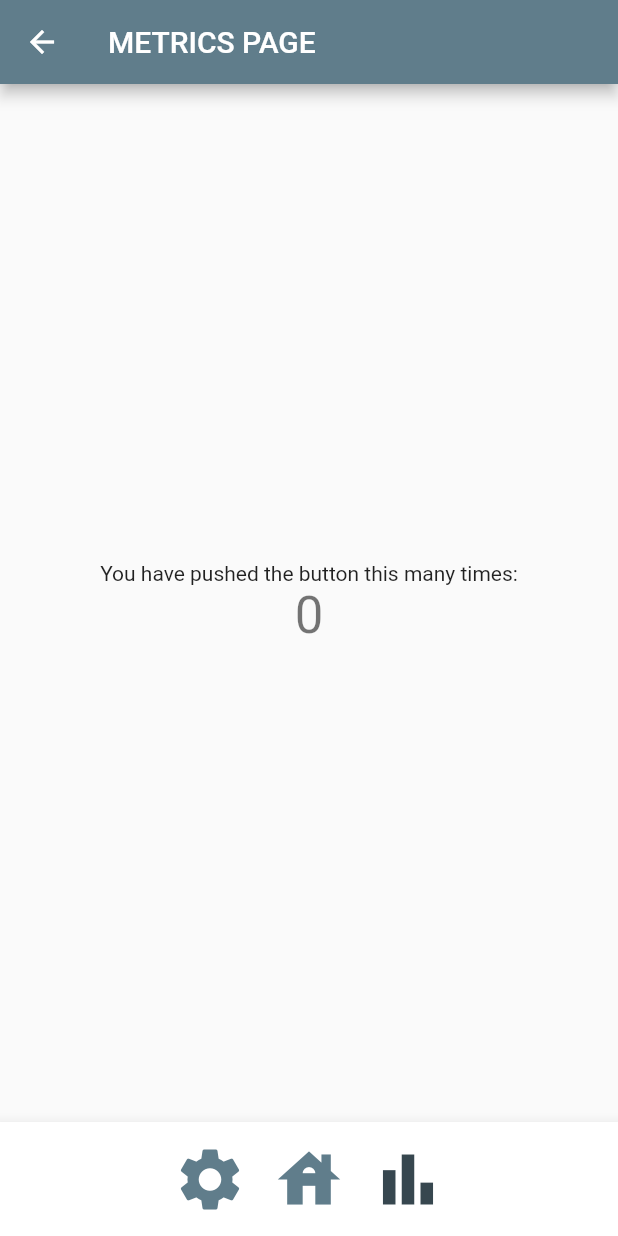
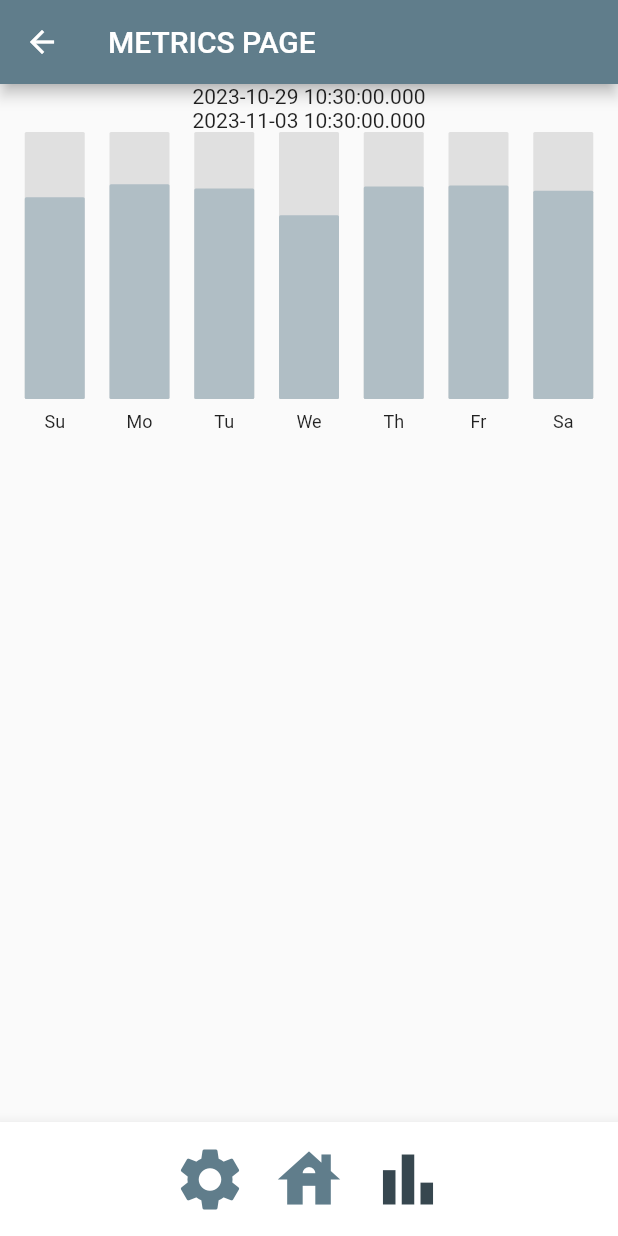
Before and after one commit to SalimAlkharsa/Elevation_Tracking_Wearable, a Flutter app: the MetricsPage screen opened by its route, on a phone screen of 412 x 824 dp. Run offline on Flutter 3.47's test engine with Material 2 defaults, Android fonts, the phone set to English and light mode, and no system bars; drawn by our look-alikes of fl_chart.

Commit message:
Added basic weekly chart to metrics page

```diff
--- /dev/null
+++ b/lib/Graphs/individual_bar.dart
@@ -0,0 +1,9 @@
+class IndividualBar {
+  final int x; // Integer since bar chart positions can only be integers
+  final double y; // Y value for the given bar
+
+  IndividualBar({
+    required this.x,
+    required this.y,
+  });
+}
--- /dev/null
+++ b/lib/Graphs/weekly_bar_chart.dart
@@ -0,0 +1,97 @@
+import 'package:application/Graphs/weekly_bar_data.dart';
+import 'package:flutter/material.dart';
+import 'package:fl_chart/fl_chart.dart';
+
+class WeeklyBarChart extends StatelessWidget {
+  const WeeklyBarChart({
+    super.key,
+    required this.data,
+  });
+
+  final List data;
+
+  @override
+  Widget build(BuildContext context) {
+    WeeklyBarData weeklyBarData = WeeklyBarData(
+        sun: data[0],
+        mon: data[1],
+        tue: data[2],
+        wed: data[3],
+        thu: data[4],
+        fri: data[5],
+        sat: data[6]
+    );
+    weeklyBarData.initializeData();
+
+    return BarChart(
+      BarChartData(
+        minY: 0,
+        maxY: 250,
+        gridData: FlGridData(show: false),
+        borderData: FlBorderData(show: false),
+        titlesData: FlTitlesData(
+          show: true,
+          topTitles: AxisTitles(sideTitles: SideTitles(showTitles: false)),
+          rightTitles: AxisTitles(sideTitles: SideTitles(showTitles: false)),
+          leftTitles: AxisTitles(sideTitles: SideTitles(showTitles: false)),
+          bottomTitles: AxisTitles(sideTitles: SideTitles(
+            showTitles: true,
+            getTitlesWidget: getBottomTitles,
+          ))
+        ),
+        barGroups: weeklyBarData.data.map(
+          (data) => BarChartGroupData(
+            x: data.x,
+            barRods: [BarChartRodData(
+              toY: data.y,
+              color: Colors.blueGrey[200],
+              width: 40,
+              borderRadius: BorderRadius.circular(1),
+              backDrawRodData: BackgroundBarChartRodData(
+                show: true,
+                toY: 250,
+                color: Colors.grey[300],
+              )
+            )],
+          )
+        ).toList(),
+      ),
+    );
+  }
+}
+
+Widget getBottomTitles (double value, TitleMeta meta) {
+  const style = TextStyle(
+    fontSize: 12,
+  );
+
+  Widget text;
+  switch (value.toInt()) {
+    case 0:
+      text = const Text("Su", style: style);
+      break;
+    case 1:
+      text = const Text("Mo", style: style);
+      break;
+    case 2:
+      text = const Text("Tu", style: style);
+      break;
+    case 3:
+      text = const Text("We", style: style);
+      break;
+    case 4:
+      text = const Text("Th", style: style);
+      break;
+    case 5:
+      text = const Text("Fr", style: style);
+      break;
+    case 6:
+      text = const Text("Sa", style: style);
+      break;
+    default:
+      text = const Text("Default", style: style);
+      break;
+  }
+
+  return SideTitleWidget(axisSide: meta.axisSide, child: text);
+}
--- /dev/null
+++ b/lib/Graphs/weekly_bar_data.dart
@@ -0,0 +1,35 @@
+import 'individual_bar.dart';
+
+class WeeklyBarData {
+  final double sun;
+  final double mon;
+  final double tue;
+  final double wed;
+  final double thu;
+  final double fri;
+  final double sat;
+
+  WeeklyBarData({
+    required this.sun,
+    required this.mon,
+    required this.tue,
+    required this.wed,
+    required this.thu,
+    required this.fri,
+    required this.sat,
+  });
+
+  List<IndividualBar> data = [];
+
+  void initializeData() {
+    data = [
+      IndividualBar(x: 0, y: sun),
+      IndividualBar(x: 1, y: mon),
+      IndividualBar(x: 2, y: tue),
+      IndividualBar(x: 3, y: wed),
+      IndividualBar(x: 4, y: thu),
+      IndividualBar(x: 5, y: fri),
+      IndividualBar(x: 6, y: sat),
+    ];
+  }
+}
--- a/lib/Pages/page_metrics.dart
+++ b/lib/Pages/page_metrics.dart
@@ -1,4 +1,4 @@
-import 'package:flutter/cupertino.dart';
+import 'package:application/Graphs/weekly_bar_chart.dart';
 import 'package:flutter/material.dart';
 
 class MetricsPage extends StatefulWidget {
@@ -9,21 +9,22 @@ class MetricsPage extends StatefulWidget {
 }
 
 class _MetricsPageState extends State<MetricsPage> {
-  int _counter = 0;
 
-  void _incrementCounter() {
-    setState(() {
-      // This call to setState tells the Flutter framework that something has
-      // changed in this State, which causes it to rerun the build method below
-      // so that the display can reflect the updated values. If we changed
-      // _counter without calling setState(), then the build method would not be
-      // called again, and so nothing would appear to happen.
-      _counter++;
-    });
-  }
+  List<double> dailyAvgHR = [
+    189,
+    201,
+    197,
+    172,
+    199,
+    200,
+    195
+  ];
+  DateTime dateNow = DateTime.now();
 
   @override
   Widget build(BuildContext context) {
+    DateTime date1 = dateNow;
+    DateTime date2 = date1.add(const Duration(days: 5));
     // This method is rerun every time setState is called, for instance as done
     // by the _incrementCounter method above.
     //
@@ -34,34 +35,16 @@ class _MetricsPageState extends State<MetricsPage> {
       appBar: AppBar(
         // Here we take the value from the MyHomePage object that was created by
         // the App.build method, and use it to set our appbar title.
-        title: Text("METRICS PAGE"),
+        title: const Text("METRICS PAGE"),
       ),
       body: Center(
-        // Center is a layout widget. It takes a single child and positions it
-        // in the middle of the parent.
         child: Column(
-          // Column is also a layout widget. It takes a list of children and
-          // arranges them vertically. By default, it sizes itself to fit its
-          // children horizontally, and tries to be as tall as its parent.
-          //
-          // Invoke "debug painting" (press "p" in the console, choose the
-          // "Toggle Debug Paint" action from the Flutter Inspector in Android
-          // Studio, or the "Toggle Debug Paint" command in Visual Studio Code)
-          // to see the wireframe for each widget.
-          //
-          // Column has various properties to control how it sizes itself and
-          // how it positions its children. Here we use mainAxisAlignment to
-          // center the children vertically; the main axis here is the vertical
-          // axis because Columns are vertical (the cross axis would be
-          // horizontal).
-          mainAxisAlignment: MainAxisAlignment.center,
-          children: <Widget>[
-            const Text(
-              'You have pushed the button this many times:',
-            ),
-            Text(
-              '$_counter',
-              style: Theme.of(context).textTheme.headlineMedium,
+          children: [
+            Text("$date1"),
+            Text("$date2"),
+            SizedBox(
+              height: 200,
+              child: WeeklyBarChart(data: dailyAvgHR),
             ),
           ],
         ),
@@ -80,7 +63,7 @@ class _MetricsPageState extends State<MetricsPage> {
           // Each TextButton calls the Navigator to navigate between the three main pages
           // The currently active page is given an onPressed value which is blank and are given a different color
           // This prevents the user from repeatedly pressing the button and causing performance issues
-          // Pages which are not active use pushRaplacementNamed to push the new page onto the navigator stack
+          // Pages which are not active use pushReplacementNamed to push the new page onto the navigator stack
           // The internal names for each page are defined by the developer and can be found in main.dart
           children: [
             TextButton(
--- a/pubspec.yaml
+++ b/pubspec.yaml
@@ -35,6 +35,8 @@ dependencies:
   # The following adds the Cupertino Icons font to your application.
   # Use with the CupertinoIcons class for iOS style icons.
   cupertino_icons: ^1.0.2
+  fl_chart: ^0.62.0
+  intl: ^0.18.1
 
 dev_dependencies:
   flutter_test:
```
Also changed, not shown: pubspec.lock.
